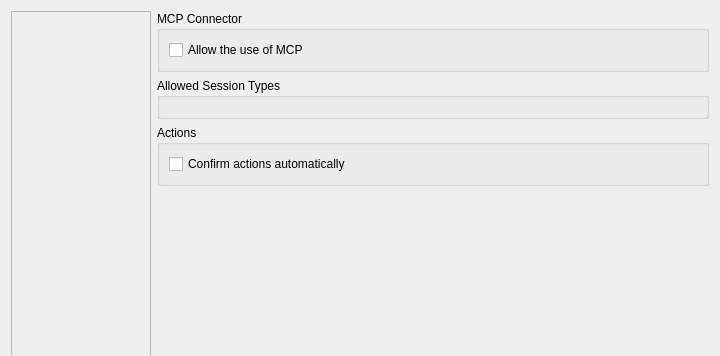
Before: the Qt Designer form source/client/desktop/settings_tab.ui in dchapyshev/aspia, drawn with Qt 5; both pictures show x 0 to 720 and y 0 to 356 of the 720 by 520 pixel window.
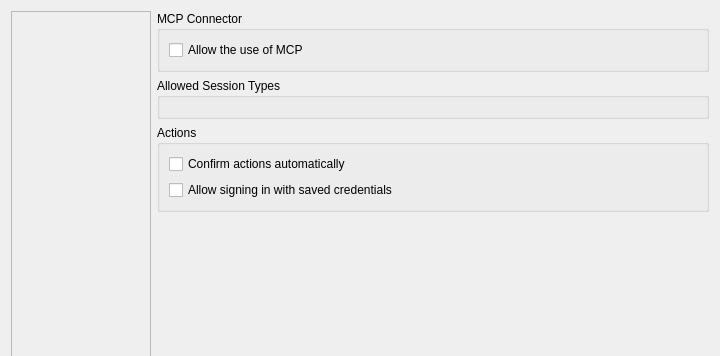
After: the same form once the commit is applied. The open tabs and pages were chosen to show the change. Custom widgets are drawn as their Qt base class.

Commit message: Added option to disable auto sign-in with saved credentials.

Diff of the .ui file:
```diff
--- a/source/client/desktop/settings_tab.ui
+++ b/source/client/desktop/settings_tab.ui
@@ -713,6 +713,13 @@
                 </property>
                </widget>
               </item>
+              <item>
+               <widget class="QCheckBox" name="checkbox_mcp_sign_in">
+                <property name="text">
+                 <string>Allow signing in with saved credentials</string>
+                </property>
+               </widget>
+              </item>
              </layout>
             </widget>
            </item>
```
The commit also changes 9 other files.
